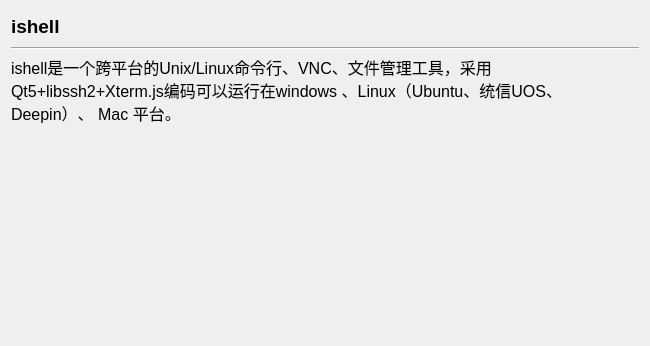
Above: welcomewidget.ui from yz-java/ishell before the change. Below: the same form after it.
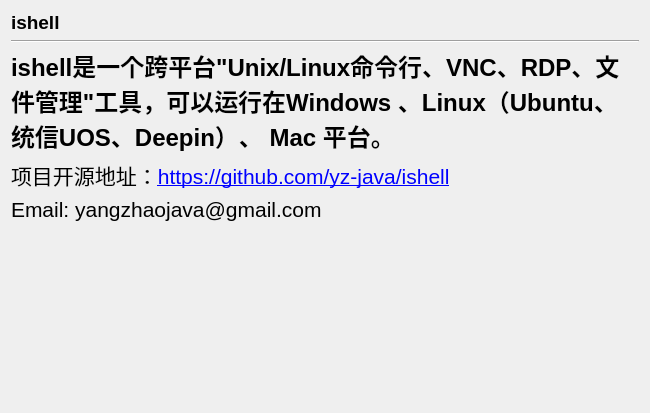
That is the form after the change.

The edit to the form file:
```diff
--- a/welcomewidget.ui
+++ b/welcomewidget.ui
@@ -7,7 +7,7 @@
     <x>0</x>
     <y>0</y>
     <width>650</width>
-    <height>346</height>
+    <height>413</height>
    </rect>
   </property>
   <property name="font">
@@ -18,10 +18,8 @@
   <property name="windowTitle">
    <string>Form</string>
   </property>
-  <layout class="QVBoxLayout" name="verticalLayout">
-   <item>
-    <layout class="QHBoxLayout" name="horizontalLayout">
-     <item>
+  <layout class="QGridLayout" name="gridLayout">
+   <item row="0" column="0">
       <widget class="QLabel" name="label">
        <property name="maximumSize">
         <size>
@@ -41,11 +39,7 @@
        </property>
       </widget>
      </item>
-    </layout>
-   </item>
-   <item>
-    <layout class="QHBoxLayout" name="horizontalLayout_2">
-     <item>
+   <item row="1" column="0" colspan="2">
       <widget class="Line" name="line">
        <property name="maximumSize">
         <size>
@@ -58,35 +52,63 @@
        </property>
       </widget>
      </item>
-    </layout>
-   </item>
-   <item>
-    <layout class="QHBoxLayout" name="horizontalLayout_3">
-     <item>
+   <item row="2" column="0" colspan="2">
       <widget class="QLabel" name="label_2">
        <property name="maximumSize">
         <size>
          <width>16777215</width>
-         <height>70</height>
-        </size>
-       </property>
+       <height>16777215</height>
+      </size>
+     </property>
+     <property name="font">
+      <font>
+       <pointsize>18</pointsize>
+      </font>
+     </property>
        <property name="text">
-        <string>ishell是一个跨平台的Unix/Linux命令行、VNC、文件管理工具，采用Qt5+libssh2+Xterm.js编码可以运行在windows 、Linux（Ubuntu、统信UOS、Deepin）、 Mac 平台。
-</string>
+      <string>&lt;html&gt;&lt;head/&gt;&lt;body&gt;&lt;p&gt;&lt;span style=&quot; font-weight:600;&quot;&gt;ishell是一个跨平台&amp;quot;Unix/Linux命令行、VNC、RDP、文件管理&amp;quot;工具，可以运行在Windows 、Linux（Ubuntu、统信UOS、Deepin）、 Mac 平台。&lt;/span&gt;&lt;/p&gt;&lt;/body&gt;&lt;/html&gt;</string>
        </property>
        <property name="wordWrap">
         <bool>true</bool>
        </property>
       </widget>
      </item>
-    </layout>
+   <item row="3" column="0">
+    <widget class="QLabel" name="label_3">
+     <property name="font">
+      <font>
+       <pointsize>16</pointsize>
+      </font>
+     </property>
+     <property name="text">
+      <string>&lt;html&gt;&lt;head/&gt;&lt;body&gt;&lt;p&gt;项目开源地址：&lt;a href=&quot;https://github.com/yz-java/ishell&quot;&gt;&lt;span style=&quot; text-decoration: underline; color:#0000ff;&quot;&gt;https://github.com/yz-java/ishell&lt;/span&gt;&lt;/a&gt;&lt;/p&gt;&lt;/body&gt;&lt;/html&gt;</string>
+     </property>
+    </widget>
    </item>
-   <item>
-    <layout class="QHBoxLayout" name="horizontalLayout_4">
-     <item>
-      <widget class="QWidget" name="widget" native="true"/>
-     </item>
-    </layout>
+   <item row="4" column="0">
+    <widget class="QLabel" name="label_4">
+     <property name="font">
+      <font>
+       <pointsize>16</pointsize>
+      </font>
+     </property>
+     <property name="text">
+      <string>&lt;html&gt;&lt;head/&gt;&lt;body&gt;&lt;p&gt;Email: yangzhaojava@gmail.com&lt;/p&gt;&lt;/body&gt;&lt;/html&gt;</string>
+     </property>
+    </widget>
+   </item>
+   <item row="5" column="1">
+    <spacer name="verticalSpacer">
+     <property name="orientation">
+      <enum>Qt::Vertical</enum>
+     </property>
+     <property name="sizeHint" stdset="0">
+      <size>
+       <width>20</width>
+       <height>162</height>
+      </size>
+     </property>
+    </spacer>
    </item>
   </layout>
  </widget>
```
Lines whose indentation alone changed are shown as unchanged.
